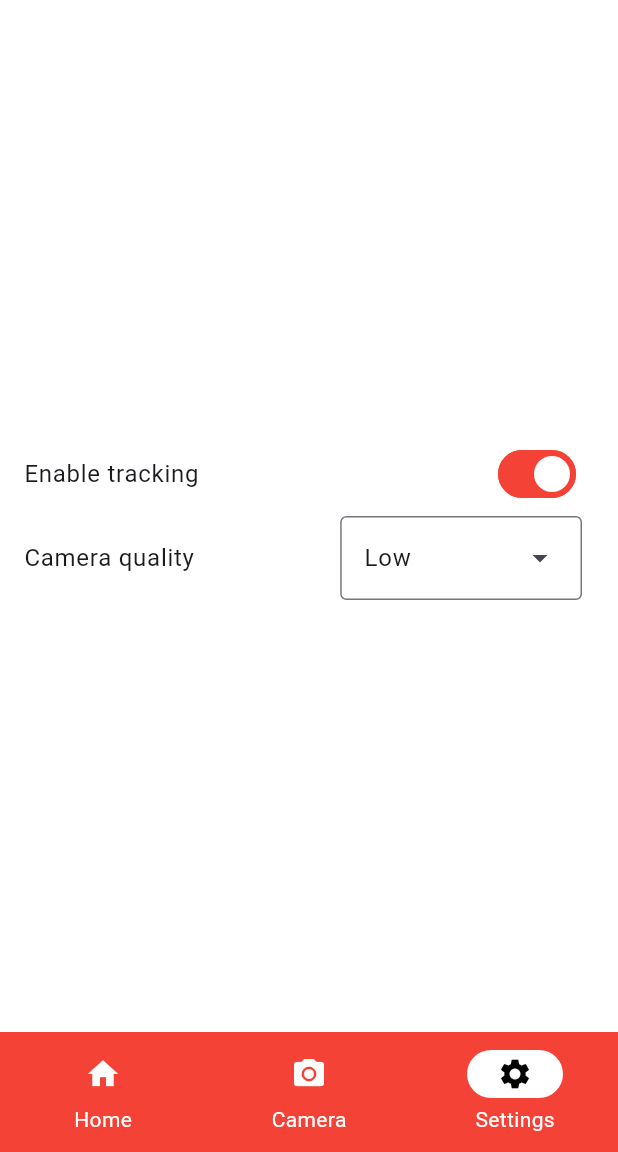
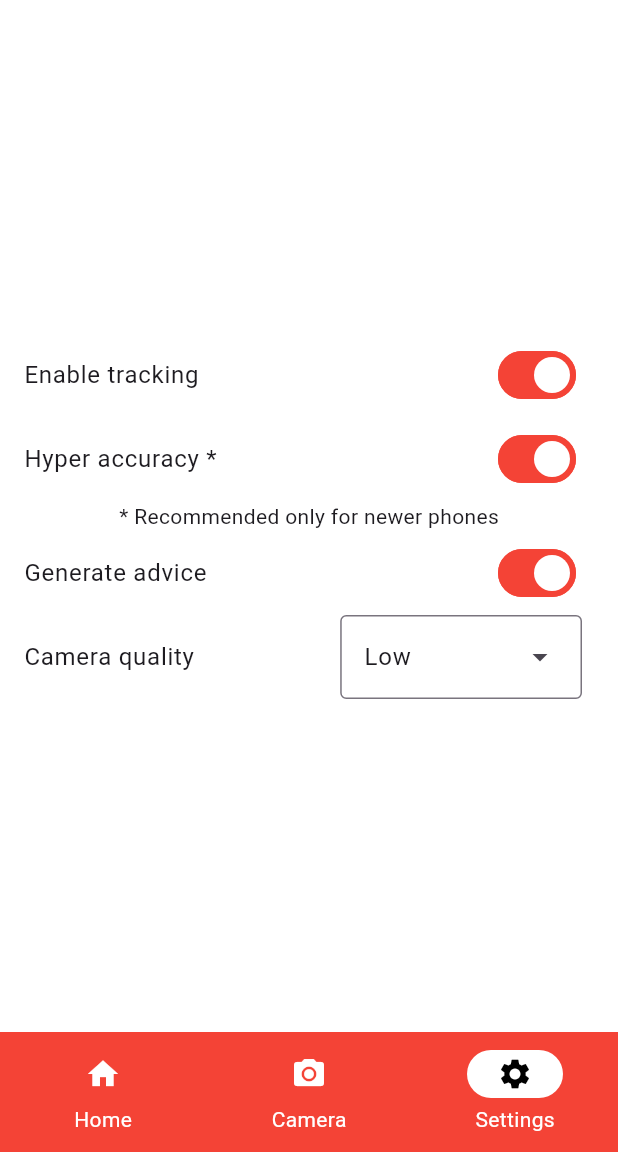
Before and after one commit to RobinSardja/PowerVAR, a Flutter app: the screen it shows after launch, swiped to page 3, on a phone screen of 412 x 824 dp, the part 84-1236 px from its top. Run offline on Flutter 3.47's test engine with Material 3 defaults, Android fonts, the phone set to English and light mode, and no system bars; our stand-ins replace camera, image_picker, shared_preferences, video_player; missing offline and left inert: gal.

Commit message:
Added settings for possible features.

```diff
--- a/lib/camera.dart
+++ b/lib/camera.dart
@@ -4,7 +4,6 @@ import "dart:io";
 import "package:flutter/material.dart";
 
 import "package:camera/camera.dart";
-import "package:flutter/rendering.dart";
 import "package:gal/gal.dart";
 import "package:image_picker/image_picker.dart";
 import "package:path_provider/path_provider.dart";
--- a/lib/settings.dart
+++ b/lib/settings.dart
@@ -17,6 +17,8 @@ class SettingsPage extends StatefulWidget {
 class _SettingsPageState extends State<SettingsPage> {
 
     late bool enableTracking;
+    late bool hyperAccuracy;
+    late bool generateAdvice;
     late int resolutionPreset;
 
     @override
@@ -24,6 +26,8 @@ class _SettingsPageState extends State<SettingsPage> {
         super.initState();
 
         enableTracking = widget.settings.getBool("enableTracking") ?? true;
+        hyperAccuracy = widget.settings.getBool("hyperAccuracy") ?? true;
+        generateAdvice = widget.settings.getBool("generateAdvice") ?? true;
         resolutionPreset = widget.settings.getInt("resolutionPreset") ?? 0;
     }
 
@@ -41,6 +45,27 @@ class _SettingsPageState extends State<SettingsPage> {
                             onChanged: (value) {
                                 setState( () => enableTracking = value );
                                 widget.settings.setBool( "enableTracking", enableTracking );
+                            }
+                        )
+                    ),
+                    ListTile(
+                        title: const Text( "Hyper accuracy *" ),
+                        trailing: Switch(
+                            value: hyperAccuracy,
+                            onChanged: (value) {
+                                setState( () => hyperAccuracy = value );
+                                widget.settings.setBool( "hyperAccuracy", hyperAccuracy );
+                            }
+                        )
+                    ),
+                    const Center( child: Text( "* Recommended only for newer phones" ) ),
+                    ListTile(
+                        title: const Text( "Generate advice" ),
+                        trailing: Switch(
+                            value: generateAdvice,
+                            onChanged: (value) {
+                                setState( () => generateAdvice = value );
+                                widget.settings.setBool( "generateAdvice", generateAdvice );
                             }
                         )
                     ),
@@ -78,7 +103,7 @@ class _SettingsPageState extends State<SettingsPage> {
                                     label: "Max",
                                 )
                             ],
-                      ),
+                        ),
                     )
                 ]
             ),
```
